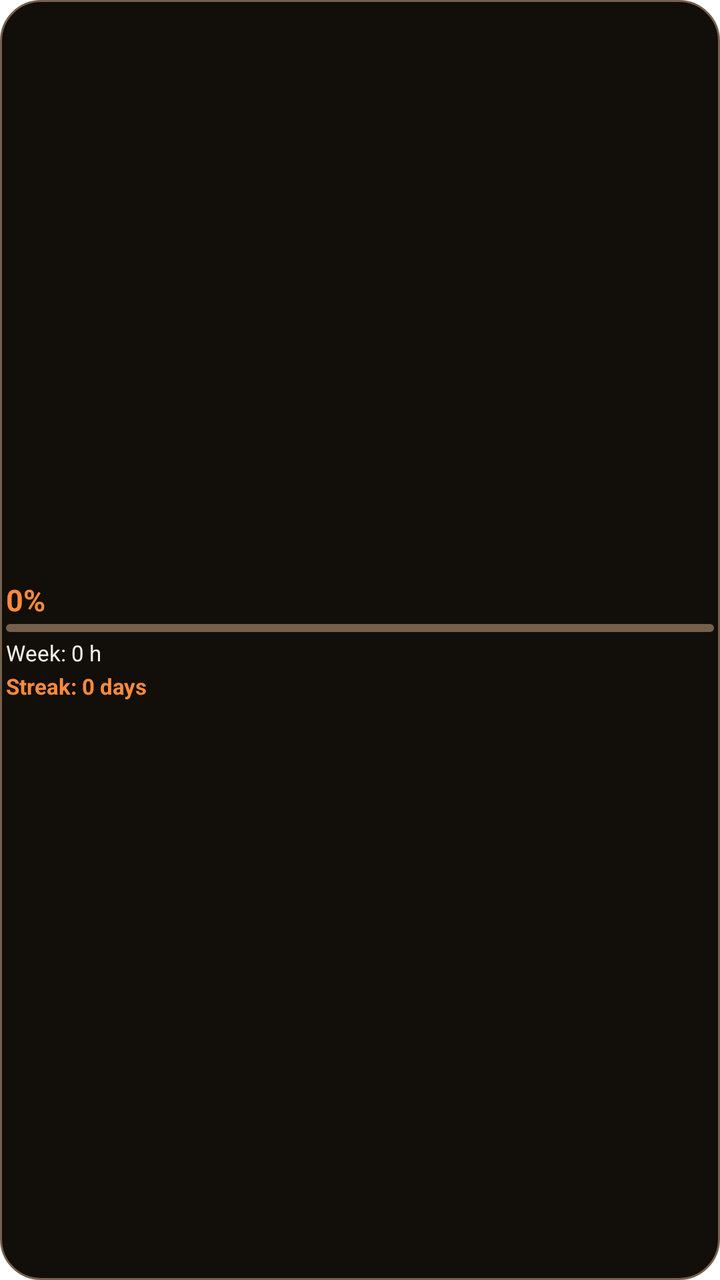
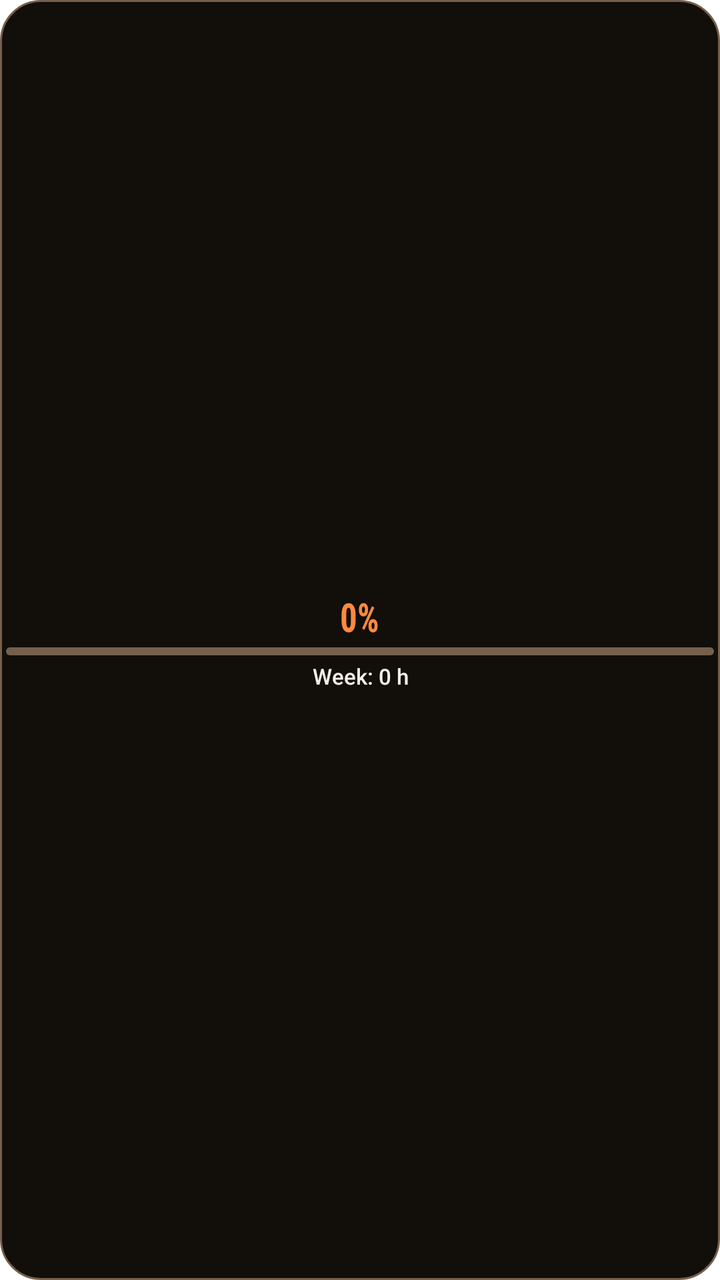

The first picture is an Android layout as it rendered before a commit; the second is the same layout after the commit. The layout source and the unified diff follow.
<!-- AndroidManifest.xml: fallback theme Theme.MaterialComponents.DayNight.NoActionBar -->
<!-- res/layout/odak_stats_widget.xml -->
<?xml version="1.0" encoding="utf-8"?>
<LinearLayout xmlns:android="http://schemas.android.com/apk/res/android"
    android:id="@+id/stats_widget_root"
    android:layout_width="match_parent"
    android:layout_height="match_parent"
    android:background="@drawable/widget_card_bg"
    android:contentDescription="@string/cd_stats_widget"
    android:gravity="center_vertical"
    android:orientation="vertical"
    android:padding="3dp">

    <TextView
        android:id="@+id/stats_widget_title"
        android:layout_width="match_parent"
        android:layout_height="wrap_content"
        android:ellipsize="end"
        android:maxLines="1"
        android:text="@string/widget_today"
        android:textColor="@color/widget_design_ink_muted"
        android:textSize="11sp"
        android:textStyle="bold"
        android:visibility="gone" />

    <TextView
        android:id="@+id/stats_widget_today"
        android:layout_width="match_parent"
        android:layout_height="wrap_content"
        android:ellipsize="end"
        android:maxLines="1"
        android:text="@string/widget_percent_zero"
        android:textColor="@color/widget_design_accent"
        android:textSize="15sp"
        android:textStyle="bold" />

    <ProgressBar
        android:id="@+id/stats_goal_progress"
        style="?android:attr/progressBarStyleHorizontal"
        android:layout_width="match_parent"
        android:layout_height="4dp"
        android:layout_marginTop="2dp"
        android:indeterminate="false"
        android:max="100"
        android:progress="0"
        android:progressDrawable="@drawable/widget_progress_bar" />

    <TextView
        android:id="@+id/stats_widget_week"
        android:layout_width="match_parent"
        android:layout_height="wrap_content"
        android:layout_marginTop="3dp"
        android:ellipsize="end"
        android:maxLines="1"
        android:text="@string/widget_week_preview"
        android:textColor="@color/widget_design_ink"
        android:textSize="11sp" />

    <TextView
        android:id="@+id/stats_widget_streak"
        android:layout_width="match_parent"
        android:layout_height="wrap_content"
        android:layout_marginTop="2dp"
        android:ellipsize="end"
        android:maxLines="1"
        android:text="@string/widget_streak_preview"
        android:textColor="@color/widget_design_accent"
        android:textSize="11sp"
        android:textStyle="bold" />
</LinearLayout>
<!-- resources referenced by this layout -->
<resources>
  <color name="widget_design_accent">@color/widget_ember_flame</color>
  <color name="widget_design_ink">@color/widget_ember_ink</color>
  <color name="widget_design_ink_muted">@color/widget_ember_ink_dim</color>
  <!-- drawable widget_card_bg (drawable) -->
  <?xml version="1.0" encoding="utf-8"?>
  <shape xmlns:android="http://schemas.android.com/apk/res/android"
      android:shape="rectangle">
      <solid android:color="@color/widget_design_surface" />
      <stroke
          android:width="1dp"
          android:color="@color/widget_design_outline" />
      <corners android:radius="@dimen/widget_design_corner" />
  </shape>
  <string name="cd_stats_widget">Refresh statistics widget</string>
  <string name="widget_percent_zero">0%</string>
  <string name="widget_streak_preview">Streak: 0 days</string>
  <string name="widget_today">Today</string>
  <string name="widget_week_preview">Week: 0 h</string>
  <color name="widget_ember_flame">#FF8A3D</color>
  <color name="widget_ember_ink">#F6EFE6</color>
  <color name="widget_ember_ink_dim">#A79483</color>
  <color name="widget_design_surface">@color/widget_ember_night</color>
  <color name="widget_design_outline">@color/widget_ember_ash</color>
  <dimen name="widget_design_corner">20dp</dimen>
  <color name="widget_design_track">@color/widget_ember_ash</color>
  <color name="widget_ember_night">#120E0A</color>
  <color name="widget_ember_ash">#75604D</color>
  <!-- unchanged entries left out for length: 1 -->
</resources>

<!-- the commit's change to res/layout/odak_stats_widget.xml (unified diff, before → after) -->
@@ -5,32 +5,76 @@
     android:layout_height="match_parent"
     android:background="@drawable/widget_card_bg"
     android:contentDescription="@string/cd_stats_widget"
-    android:gravity="center_vertical"
+    android:gravity="center"
     android:orientation="vertical"
     android:padding="3dp">
 
-    <TextView
-        android:id="@+id/stats_widget_title"
+    <LinearLayout
+        android:id="@+id/stats_widget_header"
+        android:layout_width="wrap_content"
+        android:layout_height="wrap_content"
+        android:gravity="center_vertical"
+        android:orientation="horizontal"
+        android:visibility="gone">
+
+        <ImageView
+            android:id="@+id/stats_widget_icon"
+            android:layout_width="14dp"
+            android:layout_height="14dp"
+            android:contentDescription="@null"
+            android:src="@drawable/widget_ic_stats" />
+
+        <TextView
+            android:id="@+id/stats_widget_title"
+            android:layout_width="wrap_content"
+            android:layout_height="wrap_content"
+            android:layout_marginStart="4dp"
+            android:ellipsize="end"
+            android:fontFamily="sans-serif-medium"
+            android:maxLines="1"
+            android:text="@string/widget_daily_goal"
+            android:textColor="@color/widget_ember_ink_dim"
+            android:textSize="11sp" />
+    </LinearLayout>
+
+    <ImageView
+        android:id="@+id/stats_widget_divider"
         android:layout_width="match_parent"
-        android:layout_height="wrap_content"
-        android:ellipsize="end"
-        android:maxLines="1"
-        android:text="@string/widget_today"
-        android:textColor="@color/widget_design_ink_muted"
-        android:textSize="11sp"
-        android:textStyle="bold"
+        android:layout_height="@dimen/widget_design_divider"
+        android:layout_marginTop="3dp"
+        android:layout_marginBottom="3dp"
+        android:background="@drawable/widget_divider"
+        android:contentDescription="@null"
         android:visibility="gone" />
 
-    <TextView
-        android:id="@+id/stats_widget_today"
-        android:layout_width="match_parent"
-        android:layout_height="wrap_content"
-        android:ellipsize="end"
-        android:maxLines="1"
-        android:text="@string/widget_percent_zero"
-        android:textColor="@color/widget_design_accent"
-        android:textSize="15sp"
-        android:textStyle="bold" />
+    <FrameLayout
+        android:id="@+id/stats_widget_core"
+        android:layout_width="wrap_content"
+        android:layout_height="wrap_content">
+
+        <TextView
+            android:id="@+id/stats_widget_today"
+            android:layout_width="wrap_content"
+            android:layout_height="wrap_content"
+            android:layout_gravity="center"
+            android:ellipsize="end"
+            android:fontFamily="sans-serif-condensed"
+            android:maxLines="1"
+            android:text="@string/widget_percent_zero"
+            android:textColor="@color/widget_ember_flame"
+            android:textScaleX="0.85"
+            android:textSize="20sp"
+            android:textStyle="bold" />
+
+        <ImageView
+            android:id="@+id/stats_widget_core_glyph"
+            android:layout_width="22dp"
+            android:layout_height="22dp"
+            android:layout_gravity="center"
+            android:contentDescription="@null"
+            android:src="@drawable/widget_flame_peak"
+            android:visibility="gone" />
+    </FrameLayout>
 
     <ProgressBar
         android:id="@+id/stats_goal_progress"
@@ -49,20 +93,40 @@
         android:layout_height="wrap_content"
         android:layout_marginTop="3dp"
         android:ellipsize="end"
+        android:fontFamily="sans-serif-medium"
+        android:gravity="center"
         android:maxLines="1"
         android:text="@string/widget_week_preview"
-        android:textColor="@color/widget_design_ink"
+        android:textColor="@color/widget_ember_ink"
         android:textSize="11sp" />
 
-    <TextView
-        android:id="@+id/stats_widget_streak"
-        android:layout_width="match_parent"
+    <LinearLayout
+        android:id="@+id/stats_widget_streak_row"
+        android:layout_width="wrap_content"
         android:layout_height="wrap_content"
         android:layout_marginTop="2dp"
-        android:ellipsize="end"
-        android:maxLines="1"
-        android:text="@string/widget_streak_preview"
-        android:textColor="@color/widget_design_accent"
-        android:textSize="11sp"
-        android:textStyle="bold" />
+        android:gravity="center_vertical"
+        android:orientation="horizontal"
+        android:visibility="gone">
+
+        <ImageView
+            android:id="@+id/stats_widget_streak_flame"
+            android:layout_width="12dp"
+            android:layout_height="12dp"
+            android:contentDescription="@null"
+            android:src="@drawable/widget_flame_on" />
+
+        <TextView
+            android:id="@+id/stats_widget_streak"
+            android:layout_width="wrap_content"
+            android:layout_height="wrap_content"
+            android:layout_marginStart="3dp"
+            android:ellipsize="end"
+            android:fontFamily="sans-serif-medium"
+            android:maxLines="1"
+            android:text="@string/widget_streak_preview"
+            android:textColor="@color/widget_ember_glow"
+            android:textSize="11sp"
+            android:textStyle="bold" />
+    </LinearLayout>
 </LinearLayout>
<!-- resource entries referenced after the edit -->
@@ -1,8 +1,6 @@
 <!-- resources referenced by this layout -->
 <resources>
   <color name="widget_design_accent">@color/widget_ember_flame</color>
-  <color name="widget_design_ink">@color/widget_ember_ink</color>
-  <color name="widget_design_ink_muted">@color/widget_ember_ink_dim</color>
   <!-- drawable widget_card_bg (drawable) -->
   <?xml version="1.0" encoding="utf-8"?>
   <shape xmlns:android="http://schemas.android.com/apk/res/android"
@@ -13,14 +11,80 @@
           android:color="@color/widget_design_outline" />
       <corners android:radius="@dimen/widget_design_corner" />
   </shape>
+  <!-- drawable widget_divider (drawable) -->
+  <?xml version="1.0" encoding="utf-8"?>
+  <shape xmlns:android="http://schemas.android.com/apk/res/android"
+      android:shape="rectangle">
+      <solid android:color="@color/widget_ember_ash" />
+  </shape>
+  <!-- drawable widget_flame_on (drawable) -->
+  <?xml version="1.0" encoding="utf-8"?>
+  <vector xmlns:android="http://schemas.android.com/apk/res/android"
+      android:width="24dp"
+      android:height="24dp"
+      android:viewportWidth="24"
+      android:viewportHeight="24">
+      <path
+          android:fillColor="@color/widget_ember_flame"
+          android:pathData="M12,2.8 C15.6,7 17.6,10 17.6,13.2 A5.6,5.6 0 0,1 6.4,13.2 C6.4,10 8.4,7 12,2.8 Z" />
+  </vector>
+  <!-- drawable widget_flame_peak (drawable) -->
+  <?xml version="1.0" encoding="utf-8"?>
+  <vector xmlns:android="http://schemas.android.com/apk/res/android"
+      android:width="24dp"
+      android:height="24dp"
+      android:viewportWidth="24"
+      android:viewportHeight="24">
+      <path
+          android:fillColor="@color/widget_ember_glow"
+          android:pathData="M12,2.8 C15.6,7 17.6,10 17.6,13.2 A5.6,5.6 0 0,1 6.4,13.2 C6.4,10 8.4,7 12,2.8 Z" />
+  </vector>
+  <!-- drawable widget_ic_stats (drawable) -->
+  <?xml version="1.0" encoding="utf-8"?>
+  <vector xmlns:android="http://schemas.android.com/apk/res/android"
+      android:width="24dp"
+      android:height="24dp"
+      android:viewportWidth="24"
+      android:viewportHeight="24">
+      <path
+          android:fillColor="@android:color/transparent"
+          android:pathData="M4,20 L20,20"
+          android:strokeColor="@color/widget_ember_ink_dim"
+          android:strokeLineCap="round"
+          android:strokeLineJoin="round"
+          android:strokeWidth="2" />
+      <path
+          android:fillColor="@android:color/transparent"
+          android:pathData="M7.5,20 L7.5,15"
+          android:strokeColor="@color/widget_ember_ink_dim"
+          android:strokeLineCap="round"
+          android:strokeLineJoin="round"
+          android:strokeWidth="2" />
+      <path
+          android:fillColor="@android:color/transparent"
+          android:pathData="M12,20 L12,10.5"
+          android:strokeColor="@color/widget_ember_ink_dim"
+          android:strokeLineCap="round"
+          android:strokeLineJoin="round"
+          android:strokeWidth="2" />
+      <path
+          android:fillColor="@android:color/transparent"
+          android:pathData="M16.5,20 L16.5,5.5"
+          android:strokeColor="@color/widget_ember_ink_dim"
+          android:strokeLineCap="round"
+          android:strokeLineJoin="round"
+          android:strokeWidth="2" />
+  </vector>
   <string name="cd_stats_widget">Refresh statistics widget</string>
+  <string name="widget_daily_goal">Daily goal</string>
   <string name="widget_percent_zero">0%</string>
   <string name="widget_streak_preview">Streak: 0 days</string>
-  <string name="widget_today">Today</string>
   <string name="widget_week_preview">Week: 0 h</string>
   <color name="widget_ember_flame">#FF8A3D</color>
+  <color name="widget_ember_glow">#FFC46B</color>
   <color name="widget_ember_ink">#F6EFE6</color>
   <color name="widget_ember_ink_dim">#A79483</color>
+  <dimen name="widget_design_divider">1dp</dimen>
   <color name="widget_design_surface">@color/widget_ember_night</color>
   <color name="widget_design_outline">@color/widget_ember_ash</color>
   <dimen name="widget_design_corner">20dp</dimen>
